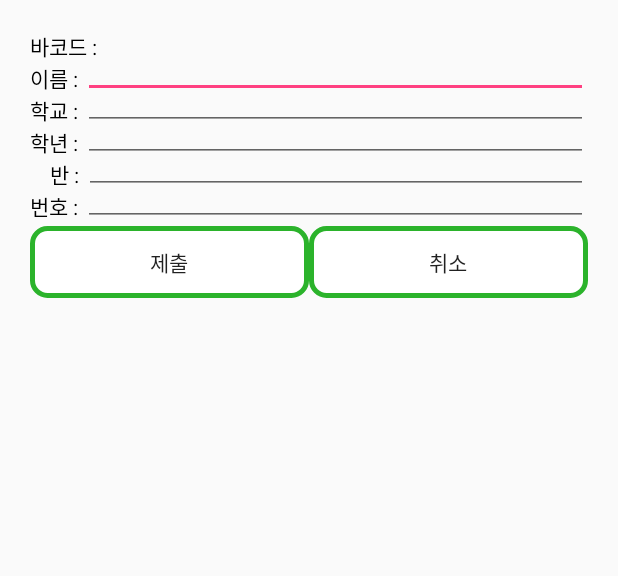
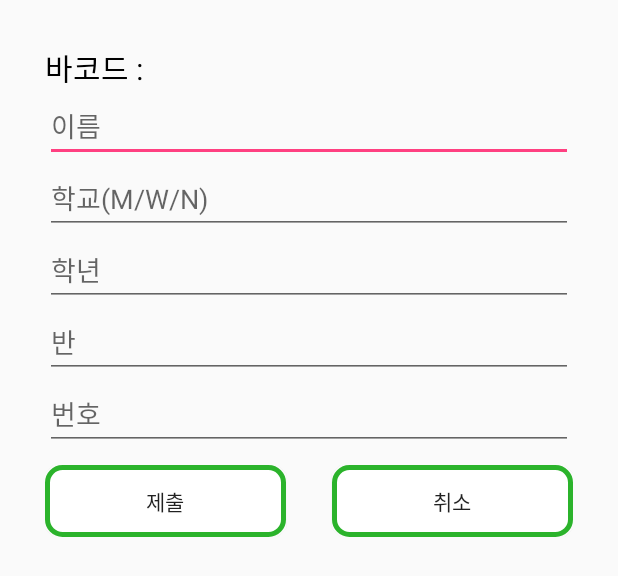
Before and after one commit to ms214/CheongwonPay2.0-Android, an Android app: the layout activity_changeinfo.xml on its own in the app's theme, with its tools: preview values and no code run, on a phone screen of 412 x 824 dp. Shown: the top 576 px of the screen. Run offline under Robolectric (Android 15) with nearby library versions, the phone set to English and light mode, and no system bars.

```diff
--- a/app/src/main/java/kr/ms214/cheongwonpay20/ChangeInfoActivity.java
+++ b/app/src/main/java/kr/ms214/cheongwonpay20/ChangeInfoActivity.java
@@ -9,6 +9,10 @@ import android.widget.Button;
 import android.widget.EditText;
 import android.widget.TextView;
 import android.widget.Toast;
+
+/**
+ * Created by ms214 on 2018-08-15
+ */
 
 public class ChangeInfoActivity extends Activity {
     String Data;
--- a/app/src/main/java/kr/ms214/cheongwonpay20/ChargeActivity.java
+++ b/app/src/main/java/kr/ms214/cheongwonpay20/ChargeActivity.java
@@ -9,6 +9,10 @@ import android.widget.Button;
 import android.widget.EditText;
 import android.widget.TextView;
 import android.widget.Toast;
+
+/**
+ * Created by 재민 on 2018-08-17
+ * Edited by Cheongwon-SW-Club on 2018-08-17*/
 
 public class ChargeActivity extends Activity {
     EditText req_charge;
@@ -52,7 +56,7 @@ public class ChargeActivity extends Activity {
                     sendNetworkThread(NetworkThread.OP_BALANCE_CHARGE, data);
 
                     Intent intent = new Intent(getApplicationContext(), MainActivity.class);
-                    Toast.makeText(ChargeActivity.this, "충전이 완료되었습니다. 다시 바코드 인식 바랍니다.", Toast.LENGTH_LONG).show();
+                    Toast.makeText(getApplicationContext(), "충전이 완료되었습니다! 바코드 인식 버튼을 동해 다시 바코드를 인식해 주세요!!", Toast.LENGTH_LONG).show();
                     startActivity(intent);
                     finish();
                 }else{
--- a/app/src/main/java/kr/ms214/cheongwonpay20/LoginActivity.java
+++ b/app/src/main/java/kr/ms214/cheongwonpay20/LoginActivity.java
@@ -1,6 +1,6 @@
 package kr.ms214.cheongwonpay20;
 
-/*
+/**
  * Created by 정섭 on 2016-09-22
  * Edited by Cheongwon_SW_Club on 2018-07-13
 */
--- a/app/src/main/java/kr/ms214/cheongwonpay20/NetworkThread.java
+++ b/app/src/main/java/kr/ms214/cheongwonpay20/NetworkThread.java
@@ -1,6 +1,6 @@
 package kr.ms214.cheongwonpay20;
 
-/*
+/**
  * Created by 정섭 on 2016-09-22
  * Edited by CheongwonSWClub on 2018-07-13
 */
@@ -155,6 +155,7 @@ public class NetworkThread extends HandlerThread {
                             try {
                                 dos.writeInt(OP_GetGoodsList);
                                 String readData = dis.readUTF();
+                                Log.e("READDATA", readData);
                                 while (!readData.equals(OP_GetGoodsListFin)) {
                                     sendMainActivity(OP_GetGoodsList, readData);
                                     readData = dis.readUTF();
@@ -215,7 +216,7 @@ public class NetworkThread extends HandlerThread {
                             break;
                         case OP_BALANCE_CHARGE://자금 충전
                             try{
-                                dos.write(OP_BALANCE_CHARGE);
+                                dos.writeInt(OP_BALANCE_CHARGE);
                                 dos.writeUTF((String)msg.obj);
                             }catch(IOException e){
                                 e.printStackTrace();
@@ -223,8 +224,9 @@ public class NetworkThread extends HandlerThread {
                             break;
                         case OP_CHANGEINFO://정보수정
                             try{
-                                dos.write(OP_CHANGEINFO);
+                                dos.writeInt(OP_CHANGEINFO);
                                 dos.writeUTF((String)msg.obj);
+                                Log.e("OP_CHANGEINFO", (String)msg.obj);
                             }catch(IOException e){
                                 e.printStackTrace();
                             }
--- a/app/src/main/java/kr/ms214/cheongwonpay20/UserMatchingActivity.java
+++ b/app/src/main/java/kr/ms214/cheongwonpay20/UserMatchingActivity.java
@@ -2,7 +2,6 @@ package kr.ms214.cheongwonpay20;
 
 /**
  * Created by 정섭 on 2016-09-22
- * Edited by CheongwonSWClub on 2018-07-13
 */
 
 import android.content.DialogInterface;
--- a/app/src/main/res/layout/activity_changeinfo.xml
+++ b/app/src/main/res/layout/activity_changeinfo.xml
@@ -5,99 +5,62 @@
     android:layout_height="match_parent"
     tools:context="kr.ms214.cheongwonpay20.ChangeInfoActivity"
     android:orientation="vertical"
-    android:padding="20dp">
+    android:padding="30dp">
 <!--사용자 정보 입력받을 폼-->
     <TextView
         android:id="@+id/bartv"
         android:layout_width="wrap_content"
         android:layout_height="wrap_content"
         android:text="바코드 : "
-        android:textColor="#000000"/>
-
-    <TextView
-        android:id="@+id/nametv"
-        android:layout_width="wrap_content"
-        android:layout_height="wrap_content"
-        android:layout_below="@id/bartv"
-        android:text="이름 : "
-        android:textColor="#000000"/>
+        android:textColor="#000000"
+        android:textSize="20dp"/>
 
     <EditText
         android:id="@+id/nameET"
         android:inputType="text"
         android:layout_width="match_parent"
         android:layout_height="wrap_content"
-        android:layout_toRightOf="@id/nametv"/>
-
-    <TextView
-        android:id="@+id/schooltv"
-        android:layout_width="wrap_content"
-        android:layout_height="wrap_content"
-        android:layout_below="@id/nametv"
-        android:text="학교 : "
-        android:textColor="#000000"/>
+        android:layout_below="@id/bartv"
+        android:hint="이름"/>
 
     <EditText
         android:id="@+id/schoolET"
         android:inputType="text"
         android:layout_width="match_parent"
         android:layout_height="wrap_content"
-        android:layout_below="@id/bartv"
-        android:layout_toRightOf="@id/schooltv"/>
-
-    <TextView
-        android:id="@+id/gradetv"
-        android:layout_width="wrap_content"
-        android:layout_height="wrap_content"
-        android:layout_below="@id/schooltv"
-        android:text="학년 : "
-        android:textColor="#000000"/>
+        android:layout_below="@id/nameET"
+        android:hint="학교(M/W/N)"/>
 
     <EditText
         android:id="@+id/gradeET"
         android:inputType="number"
         android:layout_width="match_parent"
         android:layout_height="wrap_content"
-        android:layout_below="@id/nametv"
-        android:layout_toRightOf="@id/gradetv"/>
-
-    <TextView
-        android:id="@+id/classtv"
-        android:layout_width="wrap_content"
-        android:layout_height="wrap_content"
-        android:layout_below="@id/gradetv"
-        android:text="    반 : "
-        android:textColor="#000000"/>
+        android:layout_below="@id/schoolET"
+        android:hint="학년"/>
 
     <EditText
         android:id="@+id/classET"
         android:inputType="number"
         android:layout_width="match_parent"
         android:layout_height="wrap_content"
-        android:layout_below="@id/schooltv"
-        android:layout_toRightOf="@id/classtv"/>
-
-    <TextView
-        android:id="@+id/numberTV"
-        android:layout_width="wrap_content"
-        android:layout_height="wrap_content"
-        android:layout_below="@id/classtv"
-        android:text="번호 : "
-        android:textColor="#000000"/>
+        android:layout_below="@id/gradeET"
+        android:hint="반"/>
 
     <EditText
         android:id="@+id/numberET"
         android:inputType="number"
         android:layout_width="match_parent"
         android:layout_height="wrap_content"
-        android:layout_below="@id/gradetv"
-        android:layout_toRightOf="@id/numberTV"/>
+        android:layout_below="@id/classET"
+        android:hint="번호" />
 
     <LinearLayout
         android:layout_width="match_parent"
         android:layout_height="wrap_content"
         android:layout_below="@id/numberET"
-        android:orientation="horizontal">
+        android:orientation="horizontal"
+        android:layout_marginTop="10dp">
 
         <Button
             android:id="@+id/submit"
@@ -105,7 +68,8 @@
             android:layout_height="wrap_content"
             android:background="@drawable/button_line"
             android:layout_weight="1"
-            android:text="제출"/>
+            android:text="제출"
+            android:layout_marginRight="15dp"/>
 
         <Button
             android:id="@+id/cancel"
@@ -113,7 +77,8 @@
             android:layout_height="wrap_content"
             android:background="@drawable/button_line"
             android:layout_weight="1"
-            android:text="취소"/>
+            android:text="취소"
+            android:layout_marginLeft="15dp"/>
     </LinearLayout>
 
 
```
Also changed, not shown: app/src/main/java/kr/ms214/cheongwonpay20/MainActivity.java (+3 -6 lines).
